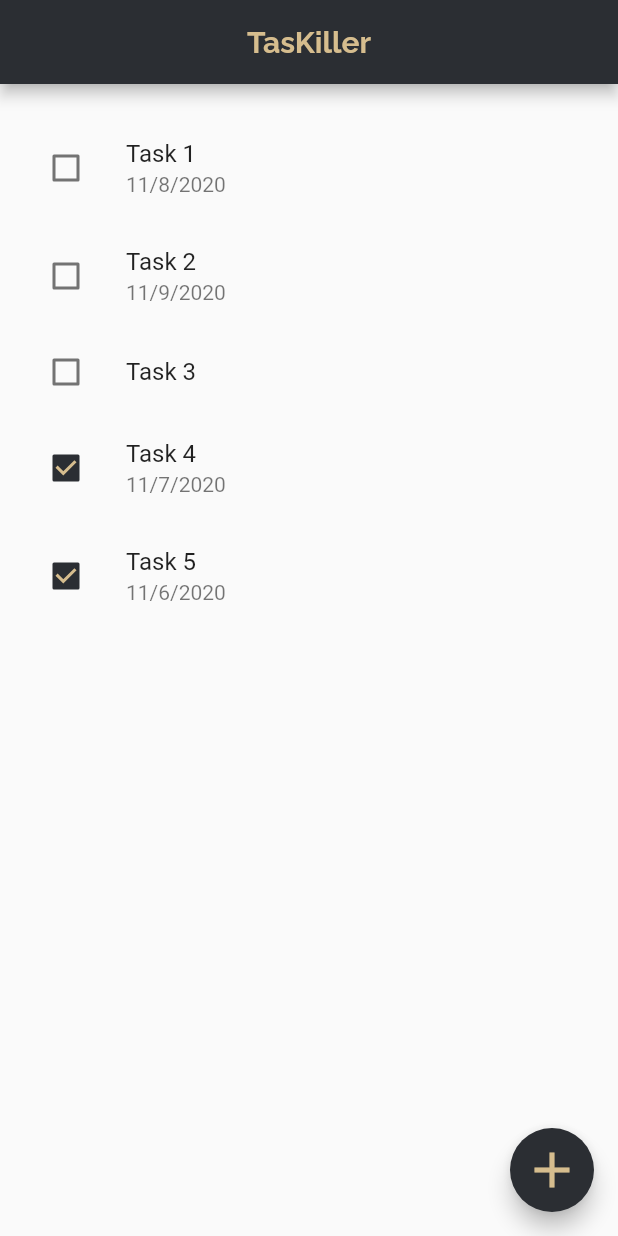
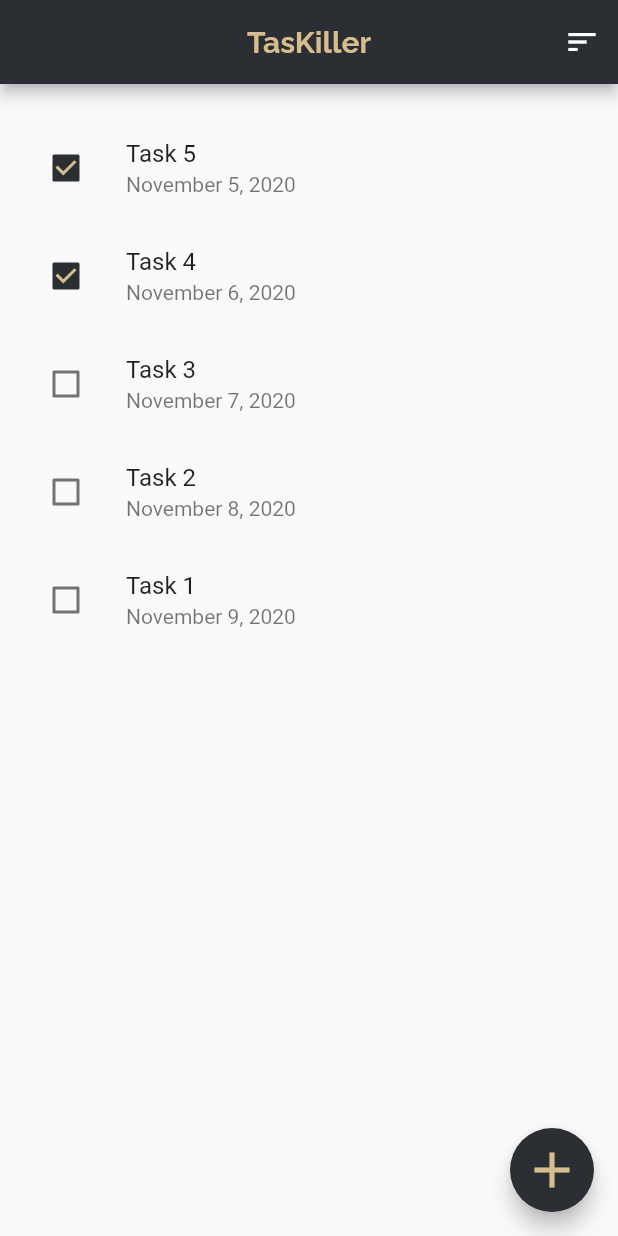
Before and after one commit to itsbriantao/taskiller, a Flutter app: the screen it shows after launch, on a phone screen of 412 x 824 dp. Run offline on Flutter 3.47's test engine with Material 2 defaults, Android fonts, the phone set to English and light mode, and no system bars; missing offline and left inert: dart:ffi.

Commit message:
sorting added
can sort by due date in asc and desc order

```diff
--- a/lib/main.dart
+++ b/lib/main.dart
@@ -3,6 +3,7 @@ import 'dart:ffi';
 import 'package:flutter/material.dart';
 import 'package:taskiller/AddTask.dart';
 import 'task.dart';
+import 'package:intl/intl.dart';
 
 void main() {
   runApp(App());
@@ -28,15 +29,25 @@ class _CheckboxesDemoState extends State<CheckboxesDemo> {
   // There's a Task class in lib/task.dart
   // Once we have a database then this array of tasks will be pulled
   // from there, but for now I just constructed 5 tasks inside the array
-  List<Task> tasks = [
-    Task(checked: false, title: 'Task 1', date: '11/8/2020', desc: 'This is the first task'),
-    Task(checked: false, title: 'Task 2', date: '11/9/2020', desc: 'This is the second task'),
-    Task(checked: false, title: 'Task 3', date: '', desc: 'This is the third task'),
-    Task(checked: true, title: 'Task 4', date: '11/7/2020', desc: 'This is the fourth task'),
-    Task(checked: true, title: 'Task 5', date: '11/6/2020', desc: ''),
+
+List<Task> tasks = [
+    Task(checked: false, title: 'Task 1', date: DateTime(2020, 11, 9), desc: 'This is the first task'),
+    Task(checked: false, title: 'Task 2', date: DateTime(2020, 11, 8), desc: 'This is the second task'),
+    Task(checked: false, title: 'Task 3', date: DateTime(2020,11,7), desc: 'This is the third task'),
+    Task(checked: true, title: 'Task 4',date: DateTime(2020, 11, 6), desc: 'This is the fourth task'),
+    Task(checked: true, title: 'Task 5', date: DateTime(2020, 11, 5), desc: ''),
   ];
-  Color primary = Color(0xFFD6BD8E),    // Brian: Just some styles because I got distracted lol
+
+  bool asc = true;
+  DateFormat dateformatter = DateFormat.yMMMMd('en_US');
+Color primary = Color(0xFFD6BD8E),    // Brian: Just some styles because I got distracted lol
         secondary = Color(0xFF2B2E33);
+
+  @override
+  void initState() {
+    tasks.sort((t1, t2) => t1.date.compareTo(t2.date));
+    super.initState();
+  }
 
   @override
   Widget build(BuildContext context) {
@@ -51,13 +62,30 @@ class _CheckboxesDemoState extends State<CheckboxesDemo> {
         )),
         centerTitle: true,
         backgroundColor: secondary,
+          actions: [
+            IconButton(
+              icon: Icon(Icons.sort),
+              color: Colors.white,
+              onPressed: () {
+                setState(() {
+                  if(asc){
+                  tasks.sort((t1, t2) => t2.date.compareTo(t1.date));
+                  asc = false;}
+                  else{
+                    tasks.sort((t1, t2) => t1.date.compareTo(t2.date));
+                    asc = true; }
+                });
+              },
+            )
+          ]
+
       ),
       body: Container(
         margin: EdgeInsets.symmetric(vertical: 20, horizontal: 20),
         child: ReorderableListView(
           children: [ for (var i = 0; i < tasks.length; i++)
             Dismissible(
-              key: new Key(tasks[i].checked.toString()+tasks[i].title+tasks[i].date+tasks[i].desc),
+              key: new Key(tasks[i].checked.toString()+tasks[i].title+tasks[i].date.toString()+tasks[i].desc),
               child: Row(
                 children: [
                   Checkbox(
@@ -71,7 +99,7 @@ class _CheckboxesDemoState extends State<CheckboxesDemo> {
                   Expanded(
                     child: ListTile(
                       title: Text(tasks[i].title),
-                      subtitle: (tasks[i].date != '') ? Text(tasks[i].date) : null,
+                      subtitle: (tasks[i].date != null && tasks[i].date != '')? Text(dateformatter.format(tasks[i].date)) : null,
                       onTap: () {
                         // TODO: open a Dialog for details where you can read the description and edit details: https://material.io/develop/flutter/components/dialogs
                       }
--- a/lib/task.dart
+++ b/lib/task.dart
@@ -4,7 +4,7 @@ class Task {
 
   bool checked;
   String title;
-  String date; // TODO: I think we should try giving the user a calendar to pick dates from
+  DateTime date; // TODO: I think we should try giving the user a calendar to pick dates from
   String desc;
 
   Task({this.checked, this.title, this.date, this.desc});
--- a/pubspec.yaml
+++ b/pubspec.yaml
@@ -24,6 +24,7 @@ dependencies:
   flutter:
     sdk: flutter
   intl: ^0.16.1
+
 
 
   # The following adds the Cupertino Icons font to your application.
```
Also changed, not shown: 2 other files.
